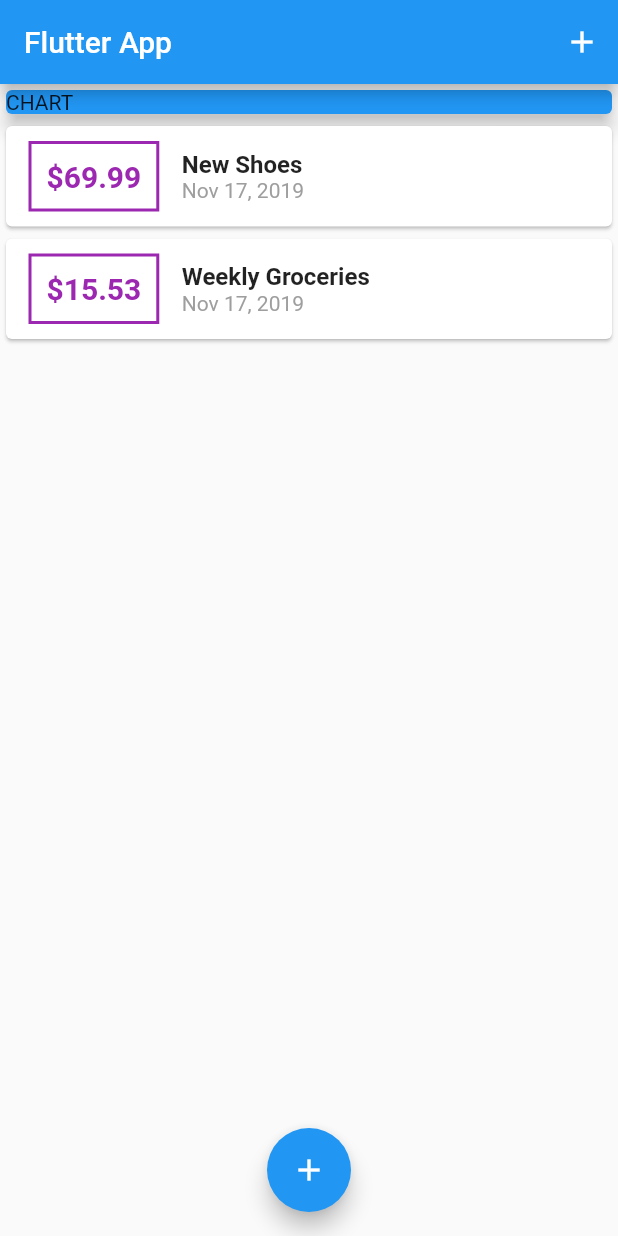
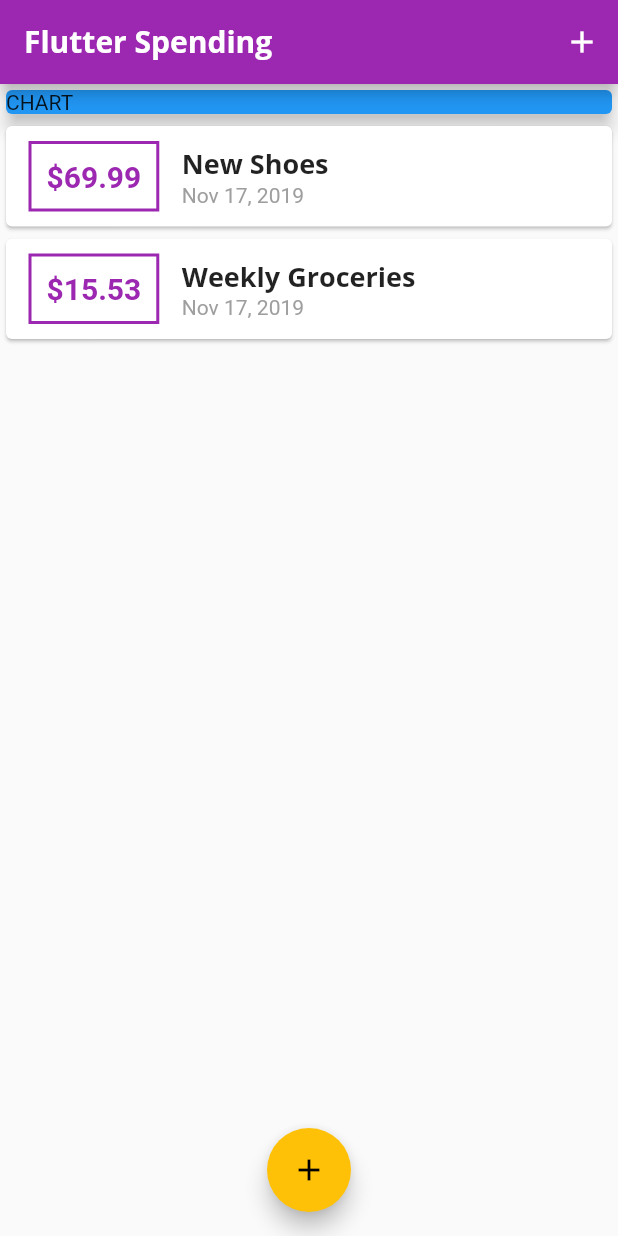
Before and after one commit to bigbenyayi/flutterSpending, a Flutter app: the screen it shows after launch, on a phone screen of 412 x 824 dp. Run offline on Flutter 3.47's test engine with Material 2 defaults, Android fonts, the phone set to English and light mode, and no system bars.

Commit message:
Global themes and fonts

```diff
--- a/lib/main.dart
+++ b/lib/main.dart
@@ -10,8 +10,28 @@ class MyApp extends StatelessWidget {
   @override
   Widget build(BuildContext context) {
     return MaterialApp(
-      title: "Flutter App",
+      title: "Flutter Spending",
       home: MyHomePage(),
+      theme: ThemeData(
+        primarySwatch: Colors.purple,
+        accentColor: Colors.amber,
+        fontFamily: "Quicksand",
+        textTheme: ThemeData.light().textTheme.copyWith(
+              title: TextStyle(
+                fontFamily: "OpenSans",
+                fontWeight: FontWeight.bold,
+                fontSize: 18,
+              ),
+            ),
+        appBarTheme: AppBarTheme(
+          textTheme: ThemeData.light().textTheme.copyWith(
+                title: TextStyle(
+                    fontFamily: "OpenSans",
+                    fontSize: 20,
+                    fontWeight: FontWeight.bold),
+              ),
+        ),
+      ),
     );
   }
 }
@@ -69,7 +89,7 @@ class _MyHomePageState extends State<MyHomePage> {
   Widget build(BuildContext context) {
     return Scaffold(
       appBar: AppBar(
-        title: Text("Flutter App"),
+        title: Text("Flutter Spending"),
         actions: <Widget>[
           IconButton(
             icon: Icon(Icons.add),
--- a/lib/widgets/transaction_list.dart
+++ b/lib/widgets/transaction_list.dart
@@ -21,7 +21,7 @@ class TransactionList extends StatelessWidget {
                   margin: EdgeInsets.symmetric(vertical: 10, horizontal: 15),
                   decoration: BoxDecoration(
                       border: Border.all(
-                    color: Colors.purple,
+                    color: Theme.of(context).primaryColor,
                     width: 2,
                   )),
                   padding: EdgeInsets.all(10),
@@ -30,7 +30,7 @@ class TransactionList extends StatelessWidget {
                     style: TextStyle(
                         fontWeight: FontWeight.bold,
                         fontSize: 20,
-                        color: Colors.purple),
+                        color: Theme.of(context).primaryColor),
                   ),
                 ),
                 Column(
@@ -38,10 +38,7 @@ class TransactionList extends StatelessWidget {
                   children: <Widget>[
                     Text(
                       transactions[index].title,
-                      style: TextStyle(
-                        fontSize: 16,
-                        fontWeight: FontWeight.bold,
-                      ),
+                      style: Theme.of(context).textTheme.title
                     ),
                     Text(
                       DateFormat.yMMMd().format(transactions[index].dateTime),
```
Also changed, not shown: pubspec.yaml (+23 -23 lines), assets/fonts/OpenSans-Bold.ttf (added), assets/fonts/OpenSans-Regular.ttf (added), assets/fonts/Quicksand-Bold.ttf (added), assets/fonts/Quicksand-Light.ttf (added), assets/fonts/Quicksand-Medium.ttf (added), assets/fonts/Quicksand-Regular.ttf (added).
